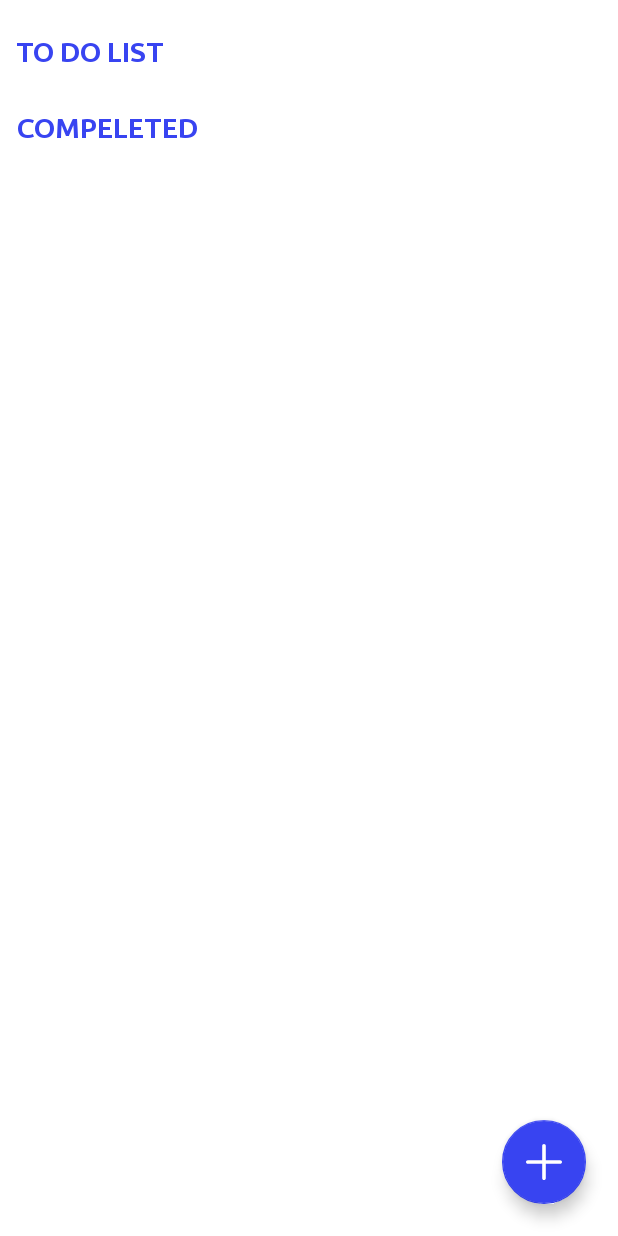
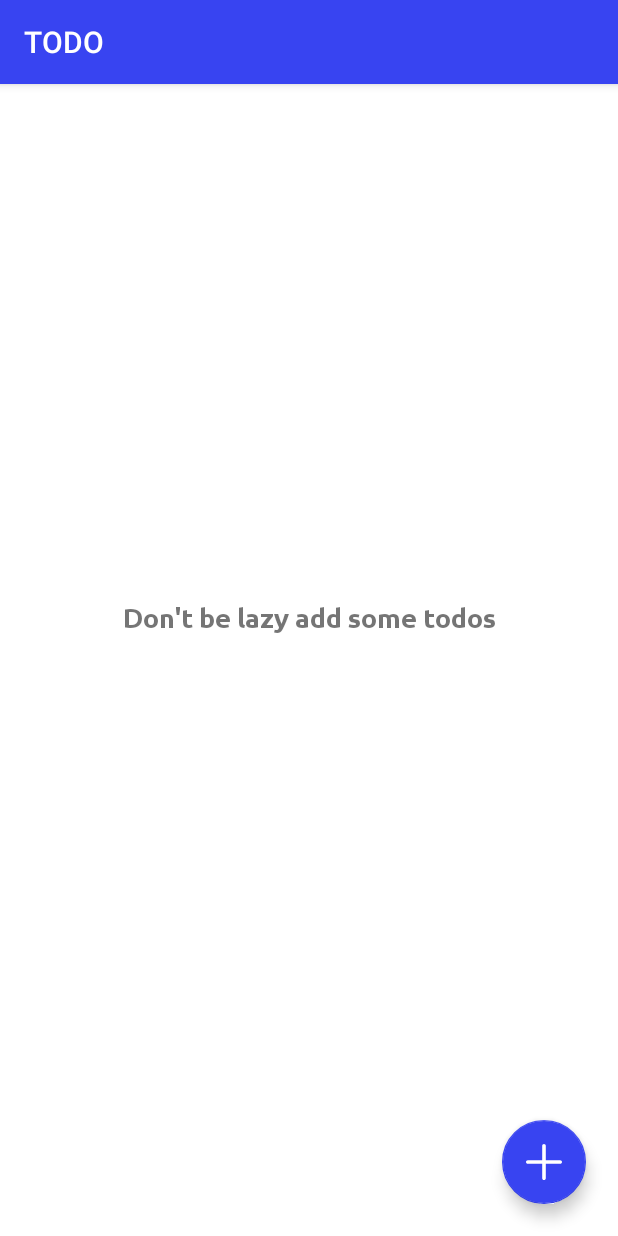
Before and after one commit to dino-sunny/Todo, an Android app: the screen it shows after launch (HomeActivity), on a phone screen of 412 x 824 dp. Run offline under Robolectric (Android 15) with nearby library versions, the phone set to English and light mode, and no system bars; our stand-ins replace Room's generated code, data binding.

Commit message:
ui updated

```diff
--- a/app/src/main/res/layout/activity_home.xml
+++ b/app/src/main/res/layout/activity_home.xml
@@ -3,6 +3,8 @@
     xmlns:app="http://schemas.android.com/apk/res-auto"
     xmlns:tools="http://schemas.android.com/tools">
     <data>
+        <import type="android.view.View"/>
+        <import type="androidx.core.content.ContextCompat"/>
         <variable
             name="homeViewModel"
             type="com.dino.todo.home.HomeViewModel" />
@@ -13,9 +15,26 @@
         android:layout_width="match_parent"
         android:layout_height="match_parent"
         android:background="@color/white">
+        <com.google.android.material.appbar.AppBarLayout
+            android:layout_width="match_parent"
+            android:layout_height="wrap_content"
+            android:theme="@style/Widget.AppCompat.ActionBar">
+
+            <androidx.appcompat.widget.Toolbar
+                android:id="@+id/toolbar"
+                android:layout_width="match_parent"
+                android:layout_height="?attr/actionBarSize"
+                android:background="?attr/colorPrimary"
+                app:title="@string/app_name"
+                app:titleTextColor="@color/white"
+                app:popupTheme="@style/Widget.AppCompat.ActionBar" />
+
+        </com.google.android.material.appbar.AppBarLayout>
+
         <ScrollView
             android:layout_width="match_parent"
-                android:layout_height="match_parent">
+            android:layout_height="match_parent"
+            android:layout_marginTop="?attr/actionBarSize">
 
             <androidx.constraintlayout.widget.ConstraintLayout
                 android:layout_width="match_parent"
@@ -30,7 +49,8 @@
                     android:layout_marginTop="24dp"
                     android:fontFamily="@font/ubuntu_bold"
                     android:paddingBottom="21dp"
-                android:text="TO DO LIST"
+                    android:text="@string/to_do_list"
+                    android:visibility="@{homeViewModel.todo.size()>0?View.VISIBLE:View.GONE}"
                     android:textColor="@color/blue_700"
                     android:textSize="18sp"
                     app:layout_constraintEnd_toEndOf="parent"
@@ -74,7 +94,8 @@
                     android:layout_marginTop="8dp"
                     android:fontFamily="@font/ubuntu_bold"
                     android:paddingBottom="21dp"
-                android:text="COMPELETED"
+                    android:text="@string/completed"
+                    android:visibility="@{homeViewModel.completedTodo.size()>0?View.VISIBLE:View.INVISIBLE}"
                     android:textColor="@color/blue_700"
                     android:textSize="18sp"
                     app:layout_constraintEnd_toEndOf="parent"
@@ -91,15 +112,23 @@
             android:layout_width="wrap_content"
             android:layout_height="wrap_content"
             android:clickable="true"
-                android:contentDescription="TODO"
+            android:contentDescription="@string/add_task"
             android:onClick="@{() -> homeViewModel.onAddTodoClick()}"
             app:backgroundTint="@color/blue_700"
             app:srcCompat="@drawable/ic_plus"
             app:tint="@color/white"
             android:layout_gravity="bottom|end"
-                android:layout_margin="21dp" />
+            android:layout_margin="21dp"
+            android:focusable="true" />
 
-
+        <TextView
+            android:layout_width="match_parent"
+            android:layout_height="match_parent"
+            android:fontFamily="@font/ubuntu_bold"
+            android:textSize="18sp"
+            android:visibility="@{(homeViewModel.completedTodo.size()>0 || homeViewModel.todo.size()>0)?View.INVISIBLE:View.VISIBLE}"
+            android:gravity="center|center_horizontal"
+            android:text="@string/don_t_be_lazy_add_some_todos"/>
 
     </androidx.coordinatorlayout.widget.CoordinatorLayout>
 
--- a/app/src/main/res/values/strings.xml
+++ b/app/src/main/res/values/strings.xml
@@ -13,4 +13,7 @@
     <string name="add">Add</string>
     <string name="update">Update</string>
     <string name="delete_button">delete_button</string>
+    <string name="to_do_list">TO DO LIST</string>
+    <string name="completed">COMPLETED</string>
+    <string name="don_t_be_lazy_add_some_todos">Don\'t be lazy add some todos</string>
 </resources>
```
Lines whose indentation alone changed are shown as unchanged.
